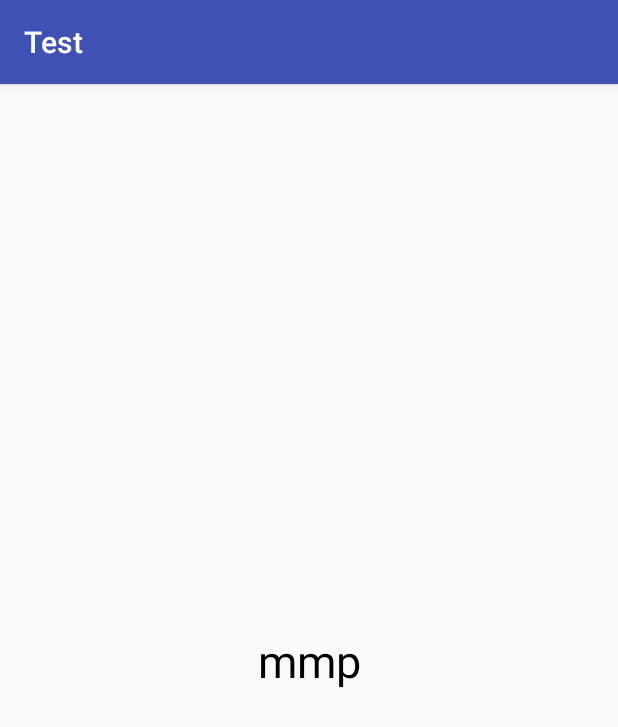
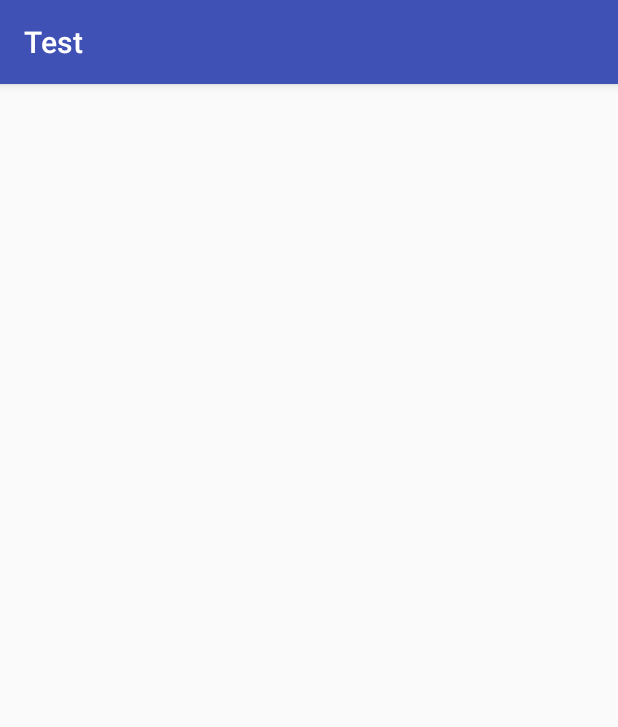
Before and after one commit to zxcgz/Test, an Android app: the screen it shows after launch (MainActivity), on a phone screen of 412 x 824 dp. Shown: the top 727 px of the screen. Run offline under Robolectric (Android 15) with nearby library versions, the phone set to English and light mode, and no system bars.

Commit message:
第一次

```diff
--- a/app/src/main/res/layout/activity_main.xml
+++ b/app/src/main/res/layout/activity_main.xml
@@ -9,7 +9,7 @@
     <TextView
         android:layout_width="wrap_content"
         android:layout_height="wrap_content"
-        android:text="mmp"
+        android:text=""
         android:textColor="#000000"
         android:textSize="30sp"
         app:layout_constraintBottom_toBottomOf="parent"
```
